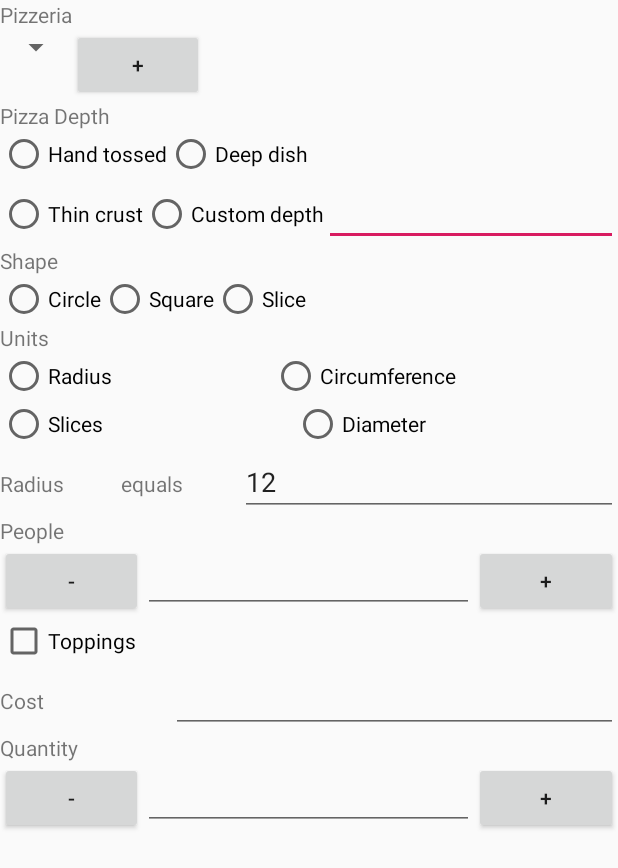
After one commit to AdamWhiteside/PizzaCalculator, an Android app: the layout content_calc.xml on its own in the app's theme, with its tools: preview values and no code run, on a phone screen of 412 x 824 dp. The commit adds this screen. Shown: the top 868 px of the screen. Run offline under Robolectric (Android 15) with nearby library versions, the phone set to English and light mode, and no system bars.

Commit message:
Added layout for custom pizza screen Named objects

```diff
--- /dev/null
+++ b/app/src/main/res/layout/content_calc.xml
@@ -0,0 +1,310 @@
+<?xml version="1.0" encoding="utf-8"?>
+<LinearLayout xmlns:android="http://schemas.android.com/apk/res/android"
+    xmlns:tools="http://schemas.android.com/tools"
+    android:layout_width="match_parent"
+    android:layout_height="wrap_content"
+    android:orientation="vertical">
+
+    <TextView
+        android:id="@+id/textView12"
+        android:layout_width="match_parent"
+        android:layout_height="wrap_content"
+        android:text="Pizzeria" />
+
+    <LinearLayout
+        android:layout_width="match_parent"
+        android:layout_height="match_parent"
+        android:orientation="horizontal">
+
+        <Spinner
+            android:id="@+id/Pizzeria_DropDown"
+            android:layout_width="wrap_content"
+            android:layout_height="wrap_content" />
+
+        <Button
+            android:id="@+id/Pizzeria_New"
+            android:layout_width="wrap_content"
+            android:layout_height="wrap_content"
+            android:text="+" />
+
+    </LinearLayout>
+
+    <TextView
+        android:id="@+id/textView"
+        android:layout_width="wrap_content"
+        android:layout_height="wrap_content"
+        android:layout_weight="1"
+        android:text="Pizza Depth" />
+
+    <RadioGroup
+        android:layout_width="match_parent"
+        android:layout_height="match_parent">
+
+        <LinearLayout
+            android:layout_width="match_parent"
+            android:layout_height="match_parent"
+            android:orientation="horizontal">
+
+            <RadioButton
+                android:id="@+id/Depth_HT"
+                android:layout_width="wrap_content"
+                android:layout_height="wrap_content"
+                android:text="Hand tossed" />
+
+            <RadioButton
+                android:id="@+id/Depth_DD"
+                android:layout_width="wrap_content"
+                android:layout_height="wrap_content"
+                android:text="Deep dish" />
+
+        </LinearLayout>
+
+        <LinearLayout
+            android:layout_width="match_parent"
+            android:layout_height="match_parent"
+            android:orientation="horizontal">
+
+            <RadioButton
+                android:id="@+id/Depth_TC"
+                android:layout_width="wrap_content"
+                android:layout_height="wrap_content"
+                android:text="Thin crust" />
+
+            <RadioButton
+                android:id="@+id/Depth_CD"
+                android:layout_width="wrap_content"
+                android:layout_height="wrap_content"
+                android:text="Custom depth" />
+
+            <EditText
+                android:id="@+id/customDepth"
+                android:layout_width="wrap_content"
+                android:layout_height="wrap_content"
+                android:layout_weight="1"
+                android:ems="10"
+                android:inputType="number" />
+        </LinearLayout>
+
+    </RadioGroup>
+
+    <TextView
+        android:id="@+id/textView2"
+        android:layout_width="match_parent"
+        android:layout_height="wrap_content"
+        android:text="Shape" />
+
+    <RadioGroup
+        android:layout_width="match_parent"
+        android:layout_height="match_parent" >
+
+        <LinearLayout
+            android:layout_width="match_parent"
+            android:layout_height="match_parent"
+            android:orientation="horizontal">
+
+            <RadioButton
+                android:id="@+id/Shape_C"
+                android:layout_width="wrap_content"
+                android:layout_height="wrap_content"
+                android:text="Circle" />
+
+            <RadioButton
+                android:id="@+id/Shape_SQ"
+                android:layout_width="wrap_content"
+                android:layout_height="wrap_content"
+                android:text="Square" />
+
+            <RadioButton
+                android:id="@+id/Shape_SL"
+                android:layout_width="wrap_content"
+                android:layout_height="wrap_content"
+                android:text="Slice" />
+        </LinearLayout>
+
+    </RadioGroup>
+
+    <TextView
+        android:id="@+id/textView3"
+        android:layout_width="match_parent"
+        android:layout_height="wrap_content"
+        android:text="Units" />
+
+    <RadioGroup
+        android:layout_width="match_parent"
+        android:layout_height="match_parent">
+
+        <LinearLayout
+            android:layout_width="match_parent"
+            android:layout_height="match_parent"
+            android:orientation="horizontal">
+
+            <RadioButton
+                android:id="@+id/Unit_R"
+                android:layout_width="wrap_content"
+                android:layout_height="wrap_content"
+                android:layout_weight="1"
+                android:text="Radius" />
+
+            <RadioButton
+                android:id="@+id/Unit_C"
+                android:layout_width="wrap_content"
+                android:layout_height="wrap_content"
+                android:layout_weight="1"
+                android:text="Circumference" />
+        </LinearLayout>
+
+        <LinearLayout
+            android:layout_width="match_parent"
+            android:layout_height="match_parent"
+            android:orientation="horizontal">
+
+            <RadioButton
+                android:id="@+id/Unit_S"
+                android:layout_width="wrap_content"
+                android:layout_height="wrap_content"
+                android:layout_weight="1"
+                android:text="Slices" />
+
+            <RadioButton
+                android:id="@+id/Unit_D"
+                android:layout_width="wrap_content"
+                android:layout_height="wrap_content"
+                android:layout_weight="1"
+                android:text="Diameter" />
+        </LinearLayout>
+
+    </RadioGroup>
+
+    <LinearLayout
+        android:layout_width="match_parent"
+        android:layout_height="match_parent"
+        android:orientation="horizontal">
+
+        <TextView
+            android:id="@+id/Unit_Display"
+            android:layout_width="wrap_content"
+            android:layout_height="wrap_content"
+            android:layout_weight="1"
+            android:text="Radius" />
+
+        <TextView
+            android:id="@+id/textView5"
+            android:layout_width="wrap_content"
+            android:layout_height="wrap_content"
+            android:layout_weight="1"
+            android:text="equals" />
+
+        <EditText
+            android:id="@+id/Unit_Custom"
+            android:layout_width="wrap_content"
+            android:layout_height="wrap_content"
+            android:layout_weight="1"
+            android:ems="10"
+            android:inputType="number"
+            tools:text="12" />
+    </LinearLayout>
+
+    <TextView
+        android:id="@+id/textView8"
+        android:layout_width="match_parent"
+        android:layout_height="wrap_content"
+        android:text="People " />
+
+    <LinearLayout
+        android:layout_width="match_parent"
+        android:layout_height="match_parent"
+        android:orientation="horizontal">
+
+        <Button
+            android:id="@+id/People_Less"
+            android:layout_width="wrap_content"
+            android:layout_height="wrap_content"
+            android:layout_weight="1"
+            android:text="-" />
+
+        <EditText
+            android:id="@+id/People_Custom"
+            android:layout_width="wrap_content"
+            android:layout_height="wrap_content"
+            android:layout_weight="1"
+            android:ems="10"
+            android:inputType="number" />
+
+        <Button
+            android:id="@+id/People_More"
+            android:layout_width="wrap_content"
+            android:layout_height="wrap_content"
+            android:layout_weight="1"
+            android:text="+" />
+    </LinearLayout>
+
+    <LinearLayout
+        android:layout_width="match_parent"
+        android:layout_height="match_parent"
+        android:orientation="horizontal">
+
+        <CheckBox
+            android:id="@+id/Toppings_Enable"
+            android:layout_width="wrap_content"
+            android:layout_height="wrap_content"
+            android:layout_weight="1"
+            android:text="Toppings" />
+    </LinearLayout>
+
+    <LinearLayout
+        android:layout_width="match_parent"
+        android:layout_height="match_parent"
+        android:orientation="horizontal">
+
+        <TextView
+            android:id="@+id/textView10"
+            android:layout_width="wrap_content"
+            android:layout_height="wrap_content"
+            android:layout_weight="1"
+            android:text="Cost" />
+
+        <EditText
+            android:id="@+id/Toppings_Cost_Custom"
+            android:layout_width="wrap_content"
+            android:layout_height="wrap_content"
+            android:layout_weight="1"
+            android:ems="10"
+            android:inputType="numberDecimal" />
+
+    </LinearLayout>
+
+    <TextView
+        android:id="@+id/textView11"
+        android:layout_width="match_parent"
+        android:layout_height="wrap_content"
+        android:text="Quantity" />
+
+    <LinearLayout
+        android:layout_width="match_parent"
+        android:layout_height="match_parent"
+        android:orientation="horizontal">
+
+        <Button
+            android:id="@+id/Toppings_Quantity_Less"
+            android:layout_width="wrap_content"
+            android:layout_height="wrap_content"
+            android:layout_weight="1"
+            android:text="-" />
+
+        <EditText
+            android:id="@+id/Toppings_Quantity_Custom"
+            android:layout_width="wrap_content"
+            android:layout_height="wrap_content"
+            android:layout_weight="1"
+            android:ems="10"
+            android:inputType="number" />
+
+        <Button
+            android:id="@+id/Toppings_Quantity_More"
+            android:layout_width="wrap_content"
+            android:layout_height="wrap_content"
+            android:layout_weight="1"
+            android:text="+" />
+    </LinearLayout>
+
+</LinearLayout>
--- a/app/src/main/res/layout/content_main.xml
+++ b/app/src/main/res/layout/content_main.xml
@@ -8,13 +8,33 @@
     tools:context=".MainActivity"
     tools:showIn="@layout/activity_main">
 
-    <TextView
-        android:layout_width="wrap_content"
-        android:layout_height="wrap_content"
-        android:text="Hello World!"
-        app:layout_constraintBottom_toBottomOf="parent"
-        app:layout_constraintLeft_toLeftOf="parent"
-        app:layout_constraintRight_toRightOf="parent"
-        app:layout_constraintTop_toTopOf="parent" />
+    <LinearLayout
+        android:layout_width="match_parent"
+        android:layout_height="match_parent"
+        android:orientation="vertical">
+
+        <TextView
+            android:layout_width="match_parent"
+            android:layout_height="63dp"
+            android:text="Pizza Pi"
+            android:textAlignment="center"
+            android:textSize="50dp"/>
+
+        <Button
+            android:id="@+id/pick"
+            android:layout_width="wrap_content"
+            android:layout_height="wrap_content"
+            android:text="Pick Pi"
+            android:layout_gravity="center_vertical|center_horizontal"
+            />
+
+        <Button
+            android:id="@+id/help"
+            android:layout_width="wrap_content"
+            android:layout_height="wrap_content"
+            android:text="Help"
+            android:layout_gravity="center_vertical|center_horizontal"
+            />
+    </LinearLayout>
 
 </androidx.constraintlayout.widget.ConstraintLayout>
```
